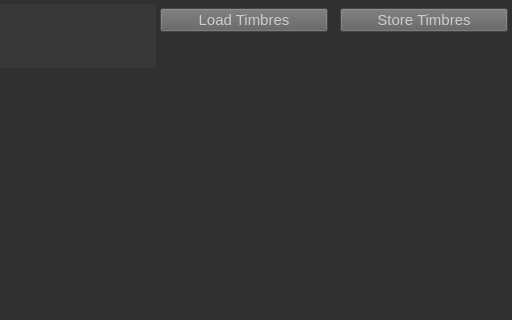
The window that qt/synthesizer/ChiptuneMidiSynthesizerWidgetForm.ui (Gaiger/ChiptuneMIDI) describes before a commit, drawn with Qt 5; both pictures show x 728 to 1240 and y 0 to 320 of the 1240 by 760 pixel window.
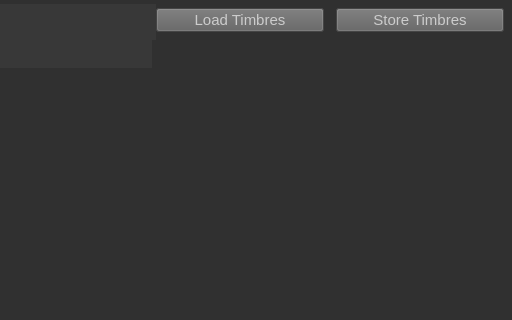
The same window after the commit.

Commit message:
feature(qt_synthesizer): update displayed channel instruments from engine state
- add ChannelNodeWidget and ChannelListWidget APIs for updating displayed channel instruments

- poll current channel instruments from TuneManager in the synthesizer widget

- keep player channel display zero-based while showing synthesizer channels from one

- widen player and synthesizer timbre panels to avoid scrollbar text overlap

- rename engine channel instrument storage variables to instrument_code

```diff
--- a/qt/synthesizer/ChiptuneMidiSynthesizerWidgetForm.ui
+++ b/qt/synthesizer/ChiptuneMidiSynthesizerWidgetForm.ui
@@ -92,9 +92,9 @@
   <widget class="QWidget" name="TimbreListWidget" native="true">
    <property name="geometry">
     <rect>
-     <x>888</x>
+     <x>880</x>
      <y>40</y>
-     <width>348</width>
+     <width>356</width>
      <height>716</height>
     </rect>
    </property>
@@ -102,7 +102,7 @@
   <widget class="QPushButton" name="LoadTimbresPushButton">
    <property name="geometry">
     <rect>
-     <x>888</x>
+     <x>884</x>
      <y>8</y>
      <width>168</width>
      <height>24</height>
@@ -115,7 +115,7 @@
   <widget class="QPushButton" name="StoreTimbresPushButton">
    <property name="geometry">
     <rect>
-     <x>1068</x>
+     <x>1064</x>
      <y>8</y>
      <width>168</width>
      <height>24</height>
```
The commit also changes 13 other files.
